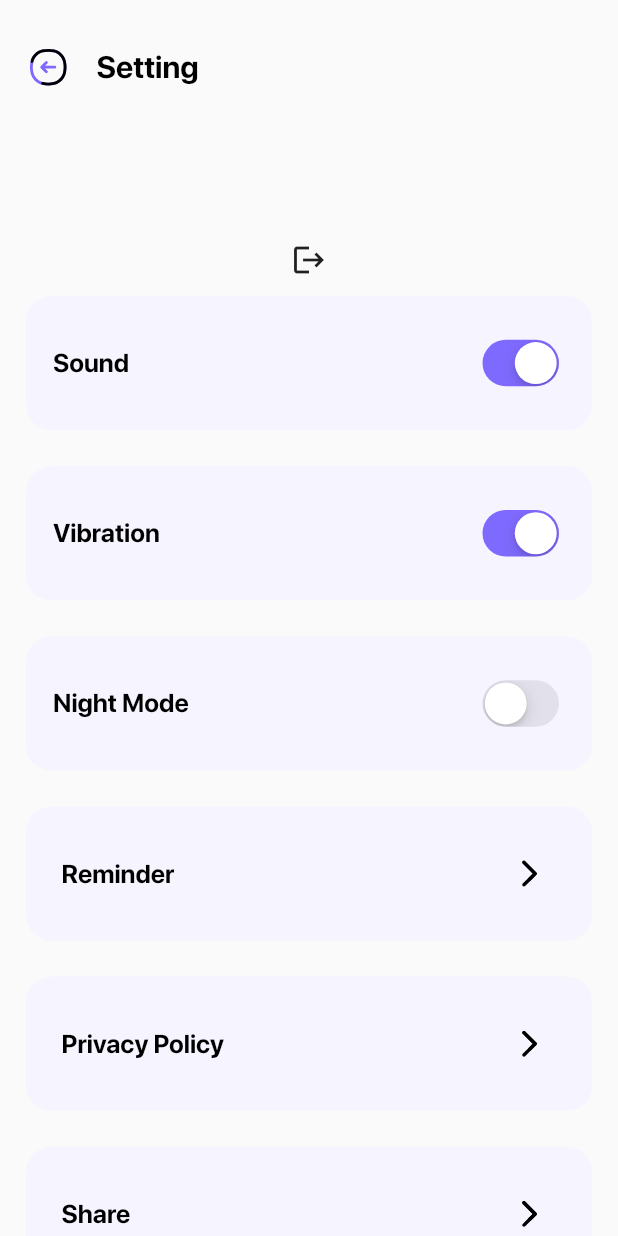
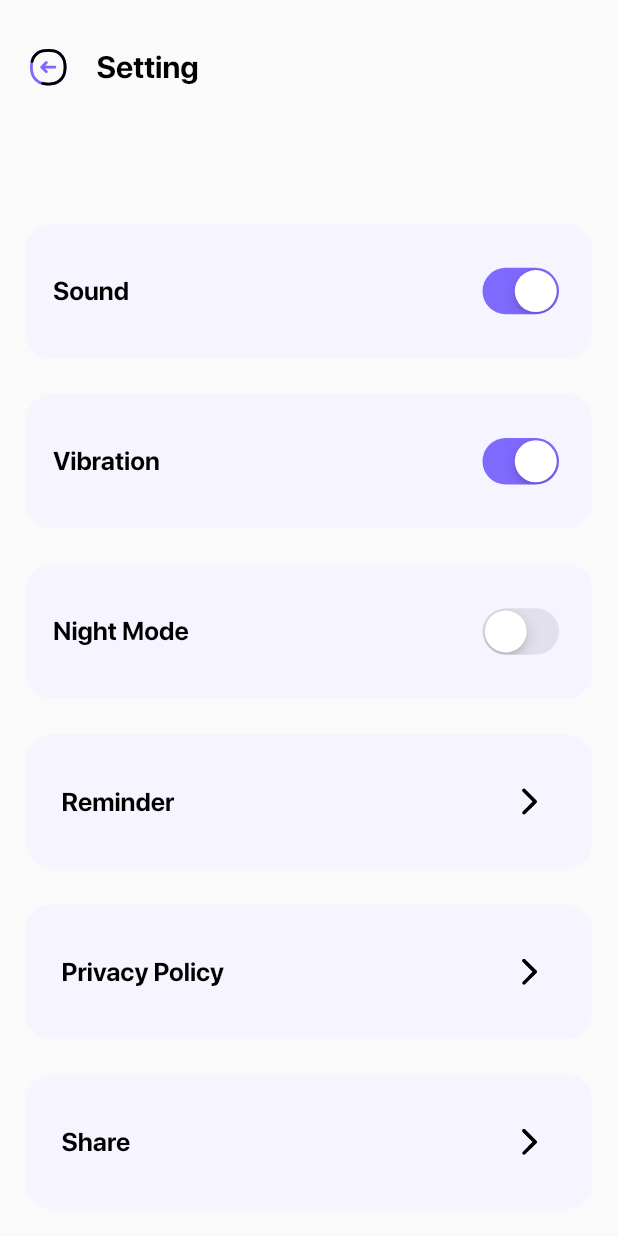
Before and after one commit to Binary-Bard-Apps/flutter_maths_tricks_alpha, a Flutter app: the SettingPage screen opened directly, on a phone screen of 412 x 824 dp. Run offline on Flutter 3.47's test engine with Material 2 defaults, Android fonts, the phone set to English and light mode, and no system bars; our stand-ins replace audioplayers, figma_squircle, firebase_auth, firebase_core, flutter_local_notifications, flutter_native_timezone and 19 more; missing offline and left inert: auto_size_text_field, flutter_email_sender, flutter_share, flutter_vibrate, launch_review; accounts and stored records are empty.

Commit message:
logout button us file on the settings page

```diff
--- a/lib/ui/setting/setting_widget.dart
+++ b/lib/ui/setting/setting_widget.dart
@@ -50,17 +50,17 @@ class _SettingPage extends State<SettingPage> with TickerProviderStateMixin {
                 Expanded(
                     child: ListView(
                   children: [
-                    IconButton(
-                      icon: const Icon(Icons.logout),
-                      onPressed: () async {
-                        await FirebaseAuth.instance.signOut();
-                        Navigator.pushAndRemoveUntil(
-                            context,
-                            MaterialPageRoute(
-                                builder: (context) => const LoginScreen()),
-                            (route) => false);
-                      },
-                    ),
+                    // IconButton(
+                    //   icon: const Icon(Icons.logout),
+                    //   onPressed: () async {
+                    //     await FirebaseAuth.instance.signOut();
+                    //     Navigator.pushAndRemoveUntil(
+                    //         context,
+                    //         MaterialPageRoute(
+                    //             builder: (context) => const LoginScreen()),
+                    //         (route) => false);
+                    //   },
+                    // ),
                     Obx(() {
                       return getSwitchItem(
                           context: context,
@@ -121,6 +121,21 @@ class _SettingPage extends State<SettingPage> with TickerProviderStateMixin {
                         Get.toNamed(KeyUtil.feedbackPage);
                       },
                       title: 'Feedback',
+                    ),
+                    getItem(
+                      context: context,
+                      function: () async {
+                        await FirebaseAuth.instance.signOut();
+                        Navigator.pushAndRemoveUntil(
+                            context,
+                            MaterialPageRoute(
+                                builder: (context) => const LoginScreen()),
+                            (route) => false);
+                      },
+                      // function: () {
+                      //   share();
+                      // },
+                      title: 'Logout',
                     ),
                   ],
                 )),
```
